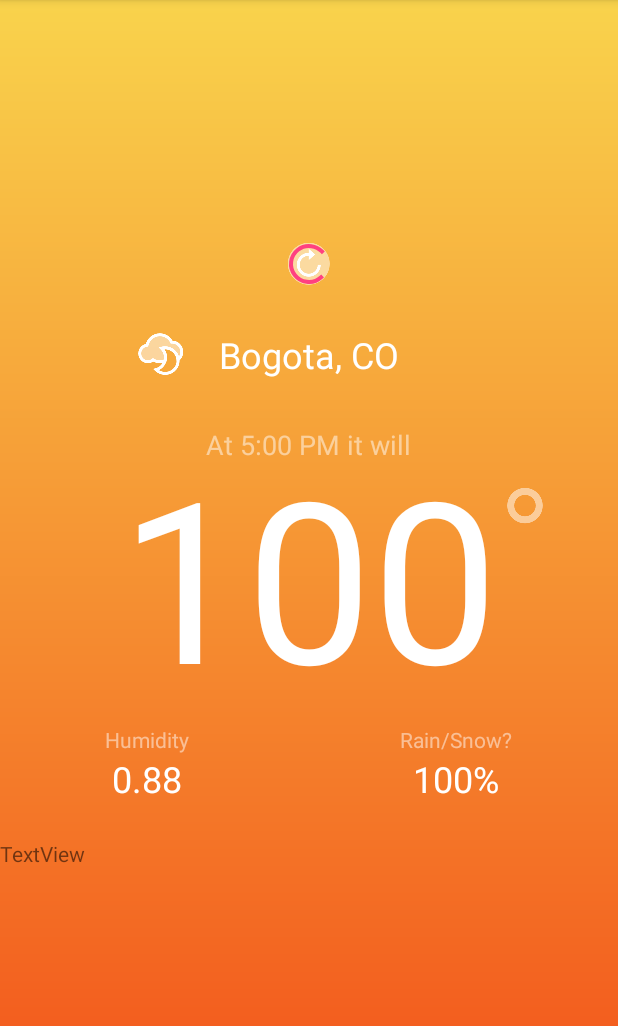
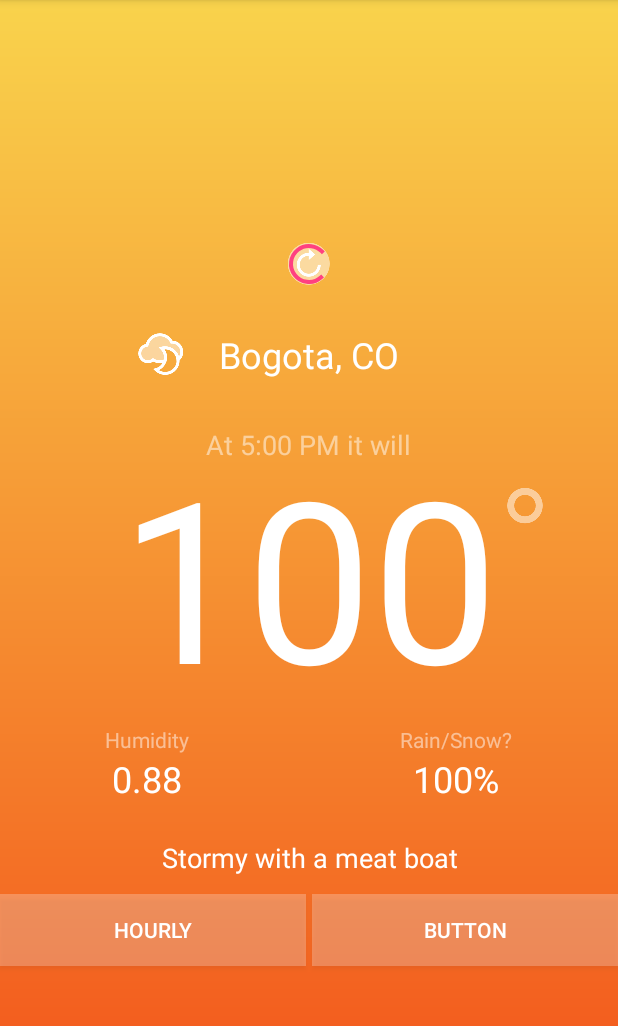
Before and after one commit to whiteThor/Climatix, an Android app: the screen it shows after launch (MainActivity), on a phone screen of 412 x 824 dp, the part 84-1110 px from its top. Run offline under Robolectric (Android 15) with nearby library versions, the phone set to English and light mode, and no system bars.

Commit message:
main layout

```diff
--- a/app/src/main/res/layout/activity_main.xml
+++ b/app/src/main/res/layout/activity_main.xml
@@ -142,5 +142,37 @@
         android:layout_below="@+id/linearLayout"
         android:layout_centerHorizontal="true"
         android:layout_marginTop="24dp"
-        android:text="TextView" />
+        android:text="Stormy with a meat boat"
+        android:textAlignment="center"
+        android:textColor="@android:color/white"
+        android:textSize="18sp" />
+
+    <LinearLayout
+        android:layout_width="match_parent"
+        android:layout_height="match_parent"
+        android:layout_below="@+id/summaryLabel"
+        android:layout_centerHorizontal="true"
+        android:layout_marginTop="12dp"
+        android:orientation="horizontal">
+
+        <Button
+            android:id="@+id/horlyButton"
+            android:layout_width="wrap_content"
+            android:layout_height="wrap_content"
+            android:layout_marginRight="2dp"
+            android:layout_weight="1"
+            android:background="#40ffffff"
+            android:text="HOURLY"
+            android:textColor="#ffffffff" />
+
+        <Button
+            android:id="@+id/dailyButton"
+            android:layout_width="wrap_content"
+            android:layout_height="wrap_content"
+            android:layout_marginLeft="2dp"
+            android:layout_weight="1"
+            android:background="#40ffffff"
+            android:text="Button"
+            android:textColor="#ffffffff" />
+    </LinearLayout>
 </RelativeLayout>
```
